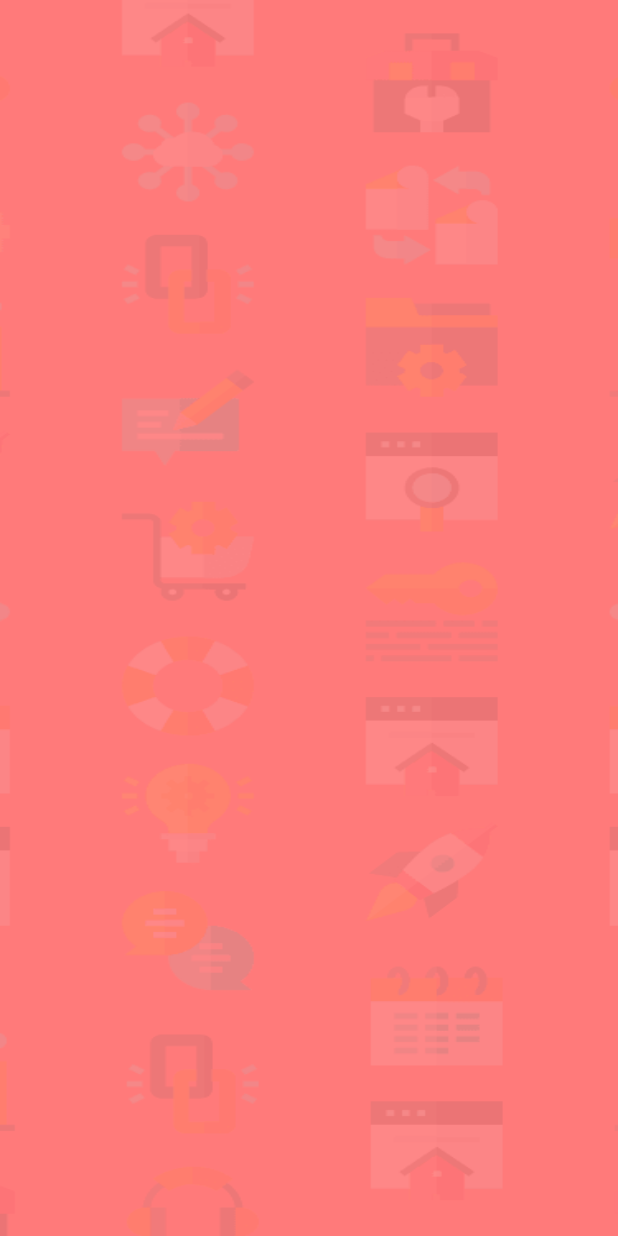
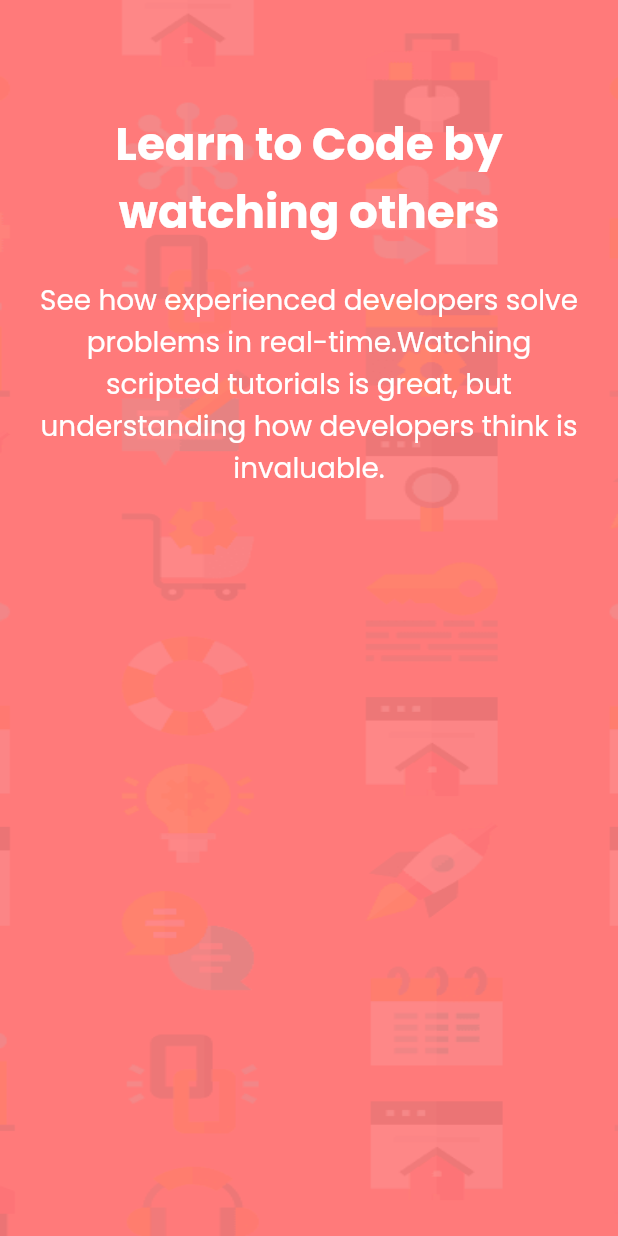
Before and after one commit to maoja37/bankly_app_signup_test, a Flutter app: the screen it shows after launch, on a phone screen of 412 x 824 dp. Run offline on Flutter 3.47's test engine with Material 2 defaults, Android fonts, the phone set to English and light mode, and no system bars; our stand-ins replace flutter_screenutil, google_fonts.

Commit message:
created text headings

```diff
--- a/lib/screens/phone_screen_layout.dart
+++ b/lib/screens/phone_screen_layout.dart
@@ -37,7 +37,24 @@ class _PhoneScreenLayoutState extends State<PhoneScreenLayout> {
           SingleChildScrollView(
             child: Padding(
               padding: EdgeInsets.symmetric(horizontal: 24.h, vertical: 76.h),
-              child: Column( children: [],),
+              child: Column( children: [
+                Text(
+                  'Learn to Code by\nwatching others',
+                  style: GoogleFonts.poppins(
+                    fontWeight: FontWeight.w700,
+                    fontSize: 26.sp,
+                    color: Colors.white,
+                  ),
+                  textAlign: TextAlign.center,
+                ),
+                SizedBox(height: 24.h),
+                Text(
+                    'See how experienced developers solve\nproblems in real-time.Watching\nscripted tutorials is great, but\nunderstanding how developers think is\ninvaluable.',
+                    style: GoogleFonts.poppins(
+                        color: Colors.white, fontSize: constFontSize.sp),
+                    textAlign: TextAlign.center,),
+                SizedBox(height: 30.h),
+              ],),
             ),
           )
         ],
```
